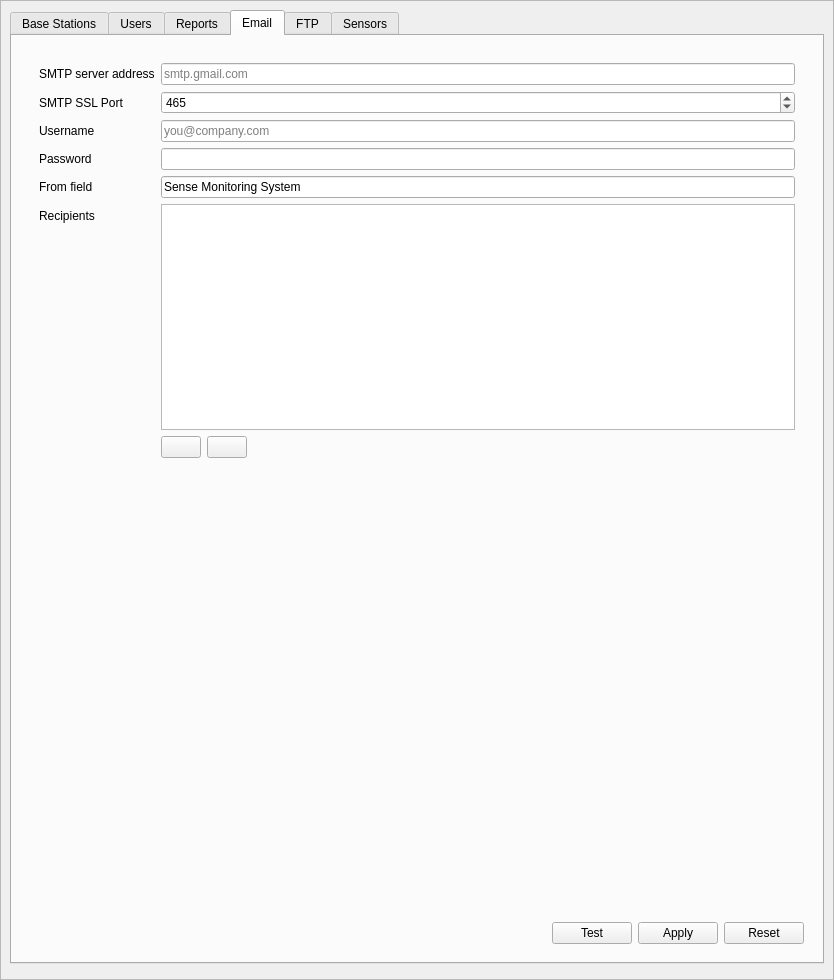
Before: the Qt Designer form manager/src/SettingsWidget.ui in porkmarks/sense, drawn with Qt 5.
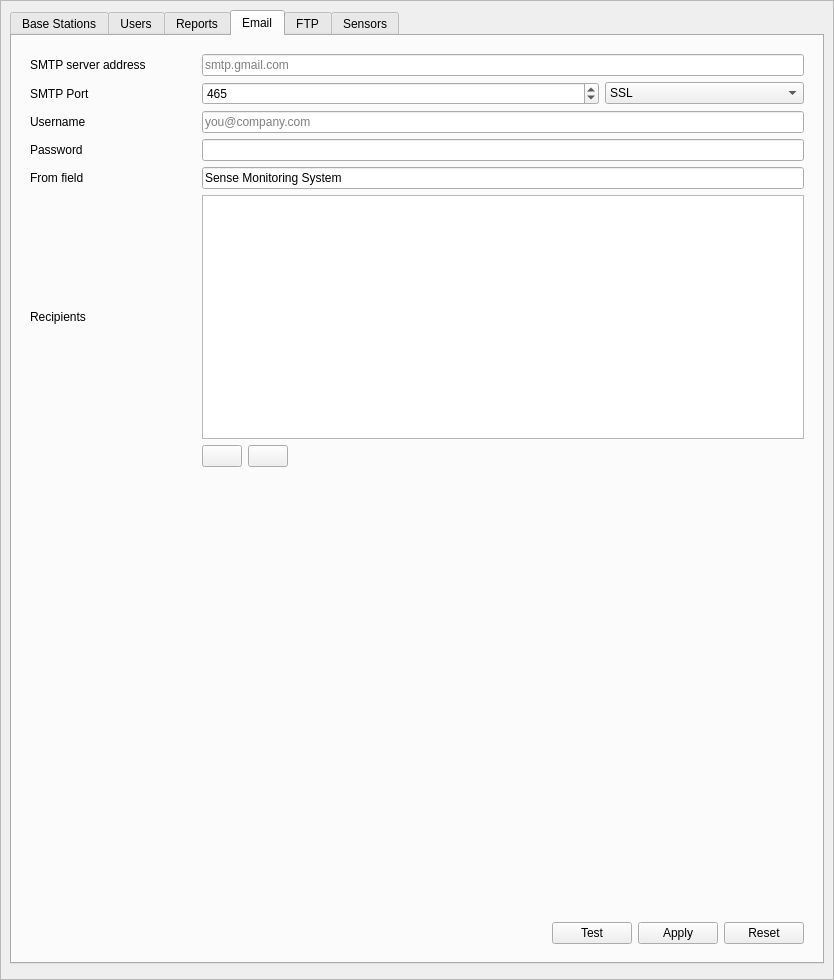
After: the same form once the commit is applied. The open tabs and pages were chosen to show the change. Icons and pictures are not drawn. Custom widgets are drawn as their Qt base class.

Commit message: Better email testing dialog More sensor flashing info

Patch:
```diff
--- a/manager/src/SettingsWidget.ui
+++ b/manager/src/SettingsWidget.ui
@@ -97,39 +97,26 @@
           </attribute>
           <layout class="QVBoxLayout" name="verticalLayout_7">
            <item>
-            <widget class="QWidget" name="emailWidget" native="true">
-             <layout class="QVBoxLayout" name="verticalLayout_8">
-              <item>
                <widget class="QWidget" name="widget" native="true">
-                <layout class="QFormLayout" name="formLayout">
+             <layout class="QGridLayout" name="gridLayout_2">
                  <property name="verticalSpacing">
                   <number>6</number>
                  </property>
-                 <item row="2" column="0">
+              <item row="0" column="0">
                   <widget class="QLabel" name="label">
                    <property name="text">
                     <string>SMTP server address</string>
                    </property>
                   </widget>
                  </item>
-                 <item row="2" column="1">
-                  <widget class="QLineEdit" name="emailHost">
+              <item row="2" column="0">
+               <widget class="QLabel" name="label_2">
                    <property name="text">
-                    <string/>
-                   </property>
-                   <property name="placeholderText">
-                    <string>smtp.gmail.com</string>
-                   </property>
-                  </widget>
-                 </item>
-                 <item row="3" column="0">
-                  <widget class="QLabel" name="label_5">
-                   <property name="text">
-                    <string>SMTP SSL Port</string>
-                   </property>
-                  </widget>
-                 </item>
-                 <item row="3" column="1">
+                 <string>Username</string>
+                </property>
+               </widget>
+              </item>
+              <item row="1" column="1" colspan="2">
                   <widget class="QSpinBox" name="emailPort">
                    <property name="maximum">
                     <number>65535</number>
@@ -139,59 +126,88 @@
                    </property>
                   </widget>
                  </item>
-                 <item row="5" column="0">
-                  <widget class="QLabel" name="label_2">
-                   <property name="text">
-                    <string>Username</string>
-                   </property>
-                  </widget>
-                 </item>
-                 <item row="5" column="1">
-                  <widget class="QLineEdit" name="emailUsername">
-                   <property name="placeholderText">
-                    <string>you@company.com</string>
-                   </property>
-                  </widget>
-                 </item>
-                 <item row="6" column="0">
+              <item row="3" column="0">
                   <widget class="QLabel" name="label_3">
                    <property name="text">
                     <string>Password</string>
                    </property>
                   </widget>
                  </item>
-                 <item row="6" column="1">
-                  <widget class="QLineEdit" name="emailPassword">
-                   <property name="echoMode">
-                    <enum>QLineEdit::PasswordEchoOnEdit</enum>
-                   </property>
-                  </widget>
-                 </item>
-                 <item row="7" column="0">
+              <item row="4" column="0">
                   <widget class="QLabel" name="label_8">
                    <property name="text">
                     <string>From field</string>
                    </property>
                   </widget>
                  </item>
-                 <item row="7" column="1">
-                  <widget class="QLineEdit" name="emailFrom">
-                   <property name="text">
-                    <string>Sense Monitoring System</string>
-                   </property>
-                  </widget>
-                 </item>
-                 <item row="8" column="0">
+              <item row="5" column="0">
                   <widget class="QLabel" name="label_4">
                    <property name="text">
                     <string>Recipients</string>
                    </property>
                   </widget>
                  </item>
-                 <item row="8" column="1">
+              <item row="1" column="0">
+               <widget class="QLabel" name="label_5">
+                <property name="text">
+                 <string>SMTP Port</string>
+                </property>
+               </widget>
+              </item>
+              <item row="1" column="3">
+               <widget class="QComboBox" name="emailConnection">
+                <item>
+                 <property name="text">
+                  <string>SSL</string>
+                 </property>
+                </item>
+                <item>
+                 <property name="text">
+                  <string>TSL</string>
+                 </property>
+                </item>
+                <item>
+                 <property name="text">
+                  <string>TCP</string>
+                 </property>
+                </item>
+               </widget>
+              </item>
+              <item row="0" column="1" colspan="3">
+               <widget class="QLineEdit" name="emailHost">
+                <property name="text">
+                 <string/>
+                </property>
+                <property name="placeholderText">
+                 <string>smtp.gmail.com</string>
+                </property>
+               </widget>
+              </item>
+              <item row="2" column="1" colspan="3">
+               <widget class="QLineEdit" name="emailUsername">
+                <property name="placeholderText">
+                 <string>you@company.com</string>
+                </property>
+               </widget>
+              </item>
+              <item row="3" column="1" colspan="3">
+               <widget class="QLineEdit" name="emailPassword">
+                <property name="echoMode">
+                 <enum>QLineEdit::PasswordEchoOnEdit</enum>
+                </property>
+               </widget>
+              </item>
+              <item row="4" column="1" colspan="3">
+               <widget class="QLineEdit" name="emailFrom">
+                <property name="text">
+                 <string>Sense Monitoring System</string>
+                </property>
+               </widget>
+              </item>
+              <item row="5" column="1" colspan="3">
                   <widget class="QListWidget" name="emailRecipientList"/>
                  </item>
-                 <item row="9" column="1">
+              <item row="6" column="1" colspan="3">
                   <widget class="QWidget" name="widget_8" native="true">
                    <layout class="QHBoxLayout" name="horizontalLayout_5">
                     <property name="leftMargin">
@@ -259,9 +275,6 @@
                 </layout>
                </widget>
               </item>
-             </layout>
-            </widget>
-           </item>
            <item>
             <spacer name="verticalSpacer_3">
              <property name="orientation">
```
Left out of the diff: 90 changed lines with no effect on the pictures. Lines whose indentation alone changed are shown as unchanged. The commit also changes 8 other files.
